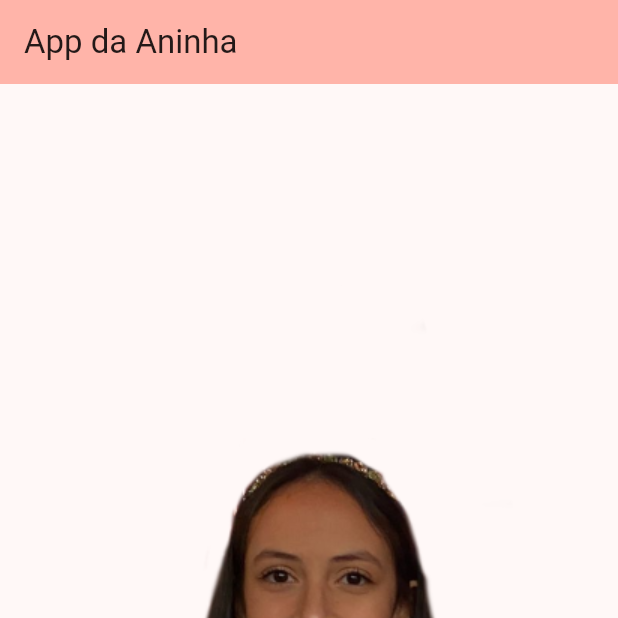
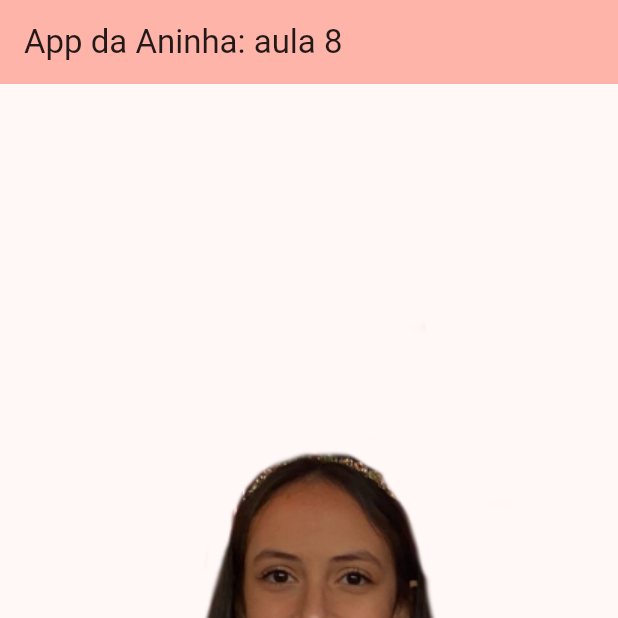
Before and after one commit to josevictormoreno/flutter-curso, a Flutter app: the screen it shows after launch, on a phone screen of 412 x 824 dp, the top half of it. Run offline on Flutter 3.47's test engine with Material 2 defaults, Android fonts, the phone set to English and light mode, and no system bars.

Commit message:
widgets aula 7 e 8

```diff
--- a/my_app/lib/main.dart
+++ b/my_app/lib/main.dart
@@ -3,50 +3,26 @@ import 'package:flutter/material.dart';
 void main() {
   runApp(const MyApp());
 }
+// Aula de widgets numero 8
 
 class MyApp extends StatelessWidget {
   const MyApp({super.key});
 
-  // This widget is the root of your application.
   @override
   Widget build(BuildContext context) {
     return MaterialApp(
       title: 'Flutter Demo',
       theme: ThemeData(
-        // This is the theme of your application.
-        //
-        // TRY THIS: Try running your application with "flutter run". You'll see
-        // the application has a blue toolbar. Then, without quitting the app,
-        // try changing the seedColor in the colorScheme below to Colors.green
-        // and then invoke "hot reload" (save your changes or press the "hot
-        // reload" button in a Flutter-supported IDE, or press "r" if you used
-        // the command line to start the app).
-        //
-        // Notice that the counter didn't reset back to zero; the application
-        // state is not lost during the reload. To reset the state, use hot
-        // restart instead.
-        //
-        // This works for code too, not just values: Most code changes can be
-        // tested with just a hot reload.
         colorScheme: ColorScheme.fromSeed(seedColor: Colors.red),
         useMaterial3: true,
       ),
-      home: const MyHomePage(title: 'App da Aninha'),
+      home: const MyHomePage(title: 'App da Aninha: aula 8'),
     );
   }
 }
 
 class MyHomePage extends StatefulWidget {
   const MyHomePage({super.key, required this.title});
-
-  // This widget is the home page of your application. It is stateful, meaning
-  // that it has a State object (defined below) that contains fields that affect
-  // how it looks.
-
-  // This class is the configuration for the state. It holds the values (in this
-  // case the title) provided by the parent (in this case the App widget) and
-  // used by the build method of the State. Fields in a Widget subclass are
-  // always marked "final".
 
   final String title;
 
@@ -59,11 +35,6 @@ class _MyHomePageState extends State<MyHomePage> {
 
   void _incrementCounter() {
     setState(() {
-      // This call to setState tells the Flutter framework that something has
-      // changed in this State, which causes it to rerun the build method below
-      // so that the display can reflect the updated values. If we changed
-      // _counter without calling setState(), then the build method would not be
-      // called again, and so nothing would appear to happen.
       _counter++;
     });
   }
@@ -87,34 +58,7 @@ class _MyHomePageState extends State<MyHomePage> {
         title: Text(widget.title),
       ),
       body: Center(
-        // Center is a layout widget. It takes a single child and positions it
-        // in the middle of the parent.
         child: Image.asset('assets/Idle00.png'),
-        // child: Column(
-        //   // Column is also a layout widget. It takes a list of children and
-        //   // arranges them vertically. By default, it sizes itself to fit its
-        //   // children horizontally, and tries to be as tall as its parent.
-        //   //
-        //   // Column has various properties to control how it sizes itself and
-        //   // how it positions its children. Here we use mainAxisAlignment to
-        //   // center the children vertically; the main axis here is the vertical
-        //   // axis because Columns are vertical (the cross axis would be
-        //   // horizontal).
-        //   //
-        //   // TRY THIS: Invoke "debug painting" (choose the "Toggle Debug Paint"
-        //   // action in the IDE, or press "p" in the console), to see the
-        //   // wireframe for each widget.
-        //   mainAxisAlignment: MainAxisAlignment.center,
-        //   children: <Widget>[
-        //     const Text(
-        //       'You have pushed the button this many times:',
-        //     ),
-        //     Text(
-        //       '$_counter',
-        //       style: Theme.of(context).textTheme.headlineMedium,
-        //     ),
-        //   ],
-        // ),
       ),
       floatingActionButton: FloatingActionButton(
         onPressed: _incrementCounter,
```
